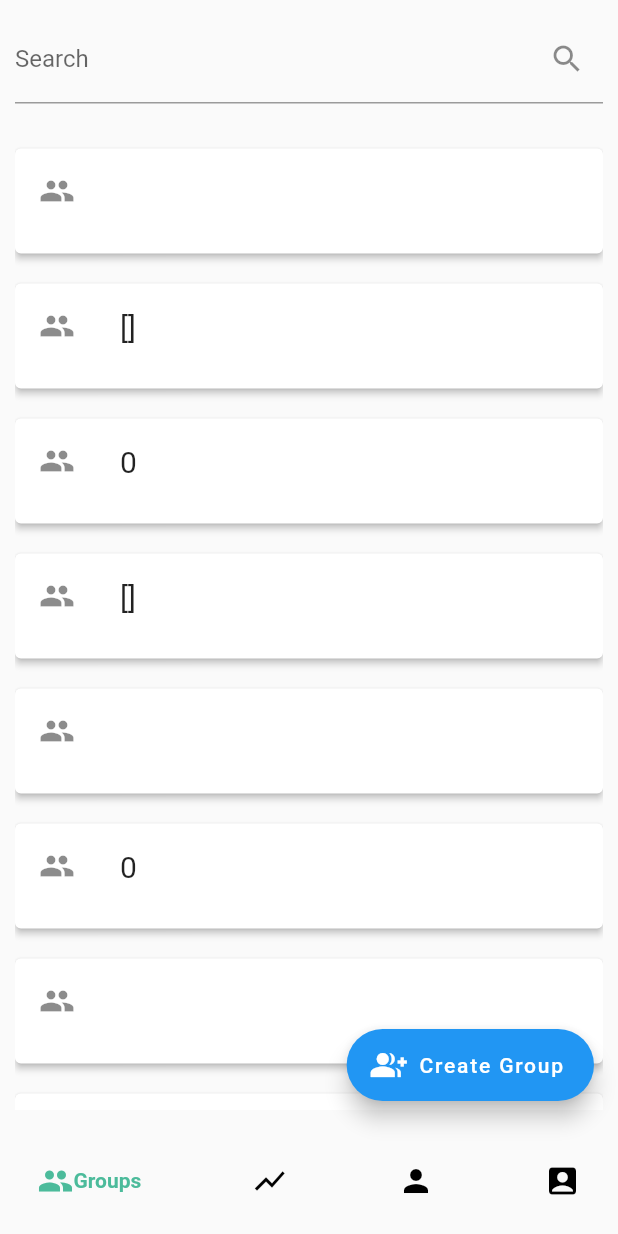
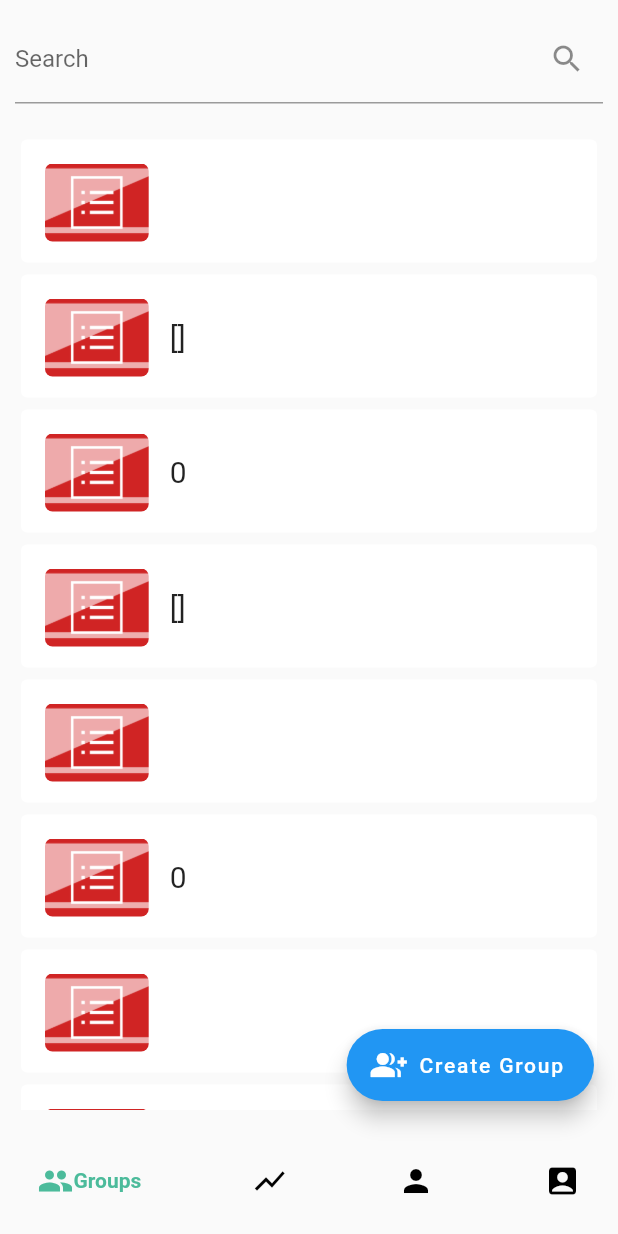
Before and after one commit to charishma-abburi/splitwise_app_replica, a Flutter app: the screen it shows once a user with an empty profile is signed in, on a phone screen of 412 x 824 dp. Run offline on Flutter 3.47's test engine with Material 2 defaults, Android fonts, the phone set to English and light mode, and no system bars; drawn by our look-alikes of google_nav_bar; our stand-ins replace cloud_firestore, email_validator, firebase_auth, firebase_core, firebase_messaging, fluttertoast and 2 more; missing offline and left inert: flutter_sms, mailer; accounts and stored records are empty.

Commit message:
group page

```diff
--- a/lib/src/groups/groups_home_page.dart
+++ b/lib/src/groups/groups_home_page.dart
@@ -1,3 +1,4 @@
+import 'package:splitwise_app_replica/constants.dart';
 import 'package:splitwise_app_replica/services/database.dart';
 import 'package:flutter/material.dart';
 import 'package:splitwise_app_replica/src/groups/create_group_addfriends.dart';
@@ -84,7 +85,15 @@ class _GroupsPageState extends State<BuildPage> {
                   TextField(
                     onChanged: (value) => _runFilter(value),
                     decoration: const InputDecoration(
-                        labelText: 'Search', suffixIcon: Icon(Icons.search)),
+                      labelText: 'Search', suffixIcon: Icon(Icons.search),
+                      focusedBorder: UnderlineInputBorder(
+                        borderSide: BorderSide(
+                          color: colorTheme,
+                          width: 2.0
+                        )
+                      ),
+                      floatingLabelBehavior: FloatingLabelBehavior.never
+                    ),
                   ),
                   const SizedBox(
                     height: 20,
@@ -125,12 +134,11 @@ class _GroupsPageState extends State<BuildPage> {
           height: 90,
           child: Card(
             key: ValueKey(group["id"]),
-            elevation: 2,
-            margin: const EdgeInsets.symmetric(vertical: 10),
+            elevation: 0,
+            // margin: const EdgeInsets.symmetric(vertical: 10),
             child: ListTile(
               visualDensity: VisualDensity.comfortable,
-              // increase size of this icon
-              leading: const Icon(Icons.group),
+              leading: ClipRRect(borderRadius: BorderRadius.circular(5.0), child: Image.asset("assets/groupicon.jpg")),
               onTap: () {
                 Navigator.push(
                   context,
@@ -138,7 +146,7 @@ class _GroupsPageState extends State<BuildPage> {
                 );
               },
               title: Column(
-                mainAxisAlignment: MainAxisAlignment.start,
+                mainAxisAlignment: MainAxisAlignment.center,
                 crossAxisAlignment: CrossAxisAlignment.start,
                 children: <Widget>[
                   const SizedBox(height: 13),
```
